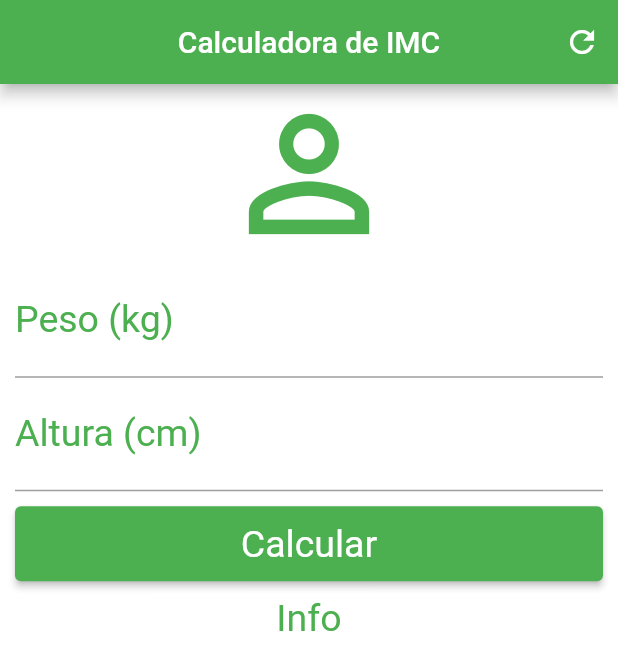
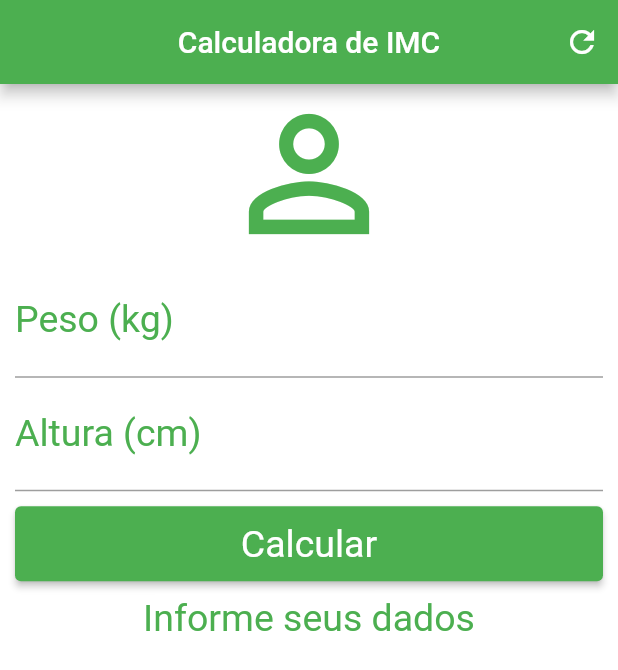
Before and after one commit to Tiagokochem/Projects-in-Flutter, a Flutter app: the screen it shows after launch, after a tap on "Calcular", on a phone screen of 412 x 824 dp. Shown: the top 670 px of the screen. Run offline on Flutter 3.47's test engine with Material 2 defaults, Android fonts, the phone set to English and light mode, and no system bars.

Commit message:
ajustes imc

```diff
--- a/calculadora_imc/lib/main.dart
+++ b/calculadora_imc/lib/main.dart
@@ -12,6 +12,30 @@
 }
 
 class _HomeState extends State<Home> {
+  TextEditingController weightController = TextEditingController();
+  TextEditingController heightController = TextEditingController();
+
+  String _infoText = "Informe seus dados";
+
+  void _resetFields(){
+    weightController.text = "";
+    heightController.text = "";
+    _infoText = "Informe seus dados!";
+  }
+
+  void _calculate(){
+    setState(() {
+      double weight = double.parse(weightController.text);
+      double height = double.parse(heightController.text) / 100;
+      double imc = weight / (height*height);
+      print(imc);
+      if(imc<18.6){
+        _infoText = "Abaixo do peso (${imc.toStringAsPrecision(4)})";
+      } else if(imc >= 18.6 && imc < 24.9){
+        _infoText = "Peso Ideal (${imc.toStringAsPrecision(4)})";
+      }
+    });
+  }
   @override
   Widget build(BuildContext context) {
     return Scaffold(
@@ -22,7 +46,7 @@
         actions: <Widget>[
           IconButton(
             icon: Icon(Icons.refresh),
-            onPressed: () {},
+            onPressed: _resetFields,
           )
         ],
       ),
@@ -40,6 +64,7 @@
                   labelStyle: TextStyle(color: Colors.green)),
               textAlign: TextAlign.center,
               style: TextStyle(color: Colors.green, fontSize: 25.00),
+              controller: weightController,
             ),
             TextField(
               keyboardType: TextInputType.number,
@@ -48,13 +73,14 @@
                   labelStyle: TextStyle(color: Colors.green)),
               textAlign: TextAlign.center,
               style: TextStyle(color: Colors.green, fontSize: 25.00),
+              controller: heightController,
             ),
             Padding(
               padding: EdgeInsets.only(top: 10.0, bottom: 10.0),
               child: Container(
                 height: 50.0,
                 child: ElevatedButton(
-                  onPressed: (){},
+                  onPressed: _calculate,
                   child: Text("Calcular"),
                   style: ElevatedButton.styleFrom(
                     primary: Colors.green,
@@ -65,12 +91,14 @@
                 ),
               ),
             ),
-            Text("Info",
+            Text(
+              _infoText,
               textAlign: TextAlign.center,
-              style: TextStyle(color: Colors.green, fontSize: 25.0),)
+              style: TextStyle(color: Colors.green, fontSize: 25.0),
+            )
           ],
         ),
-      )
+      ),
     );
   }
 }
```
